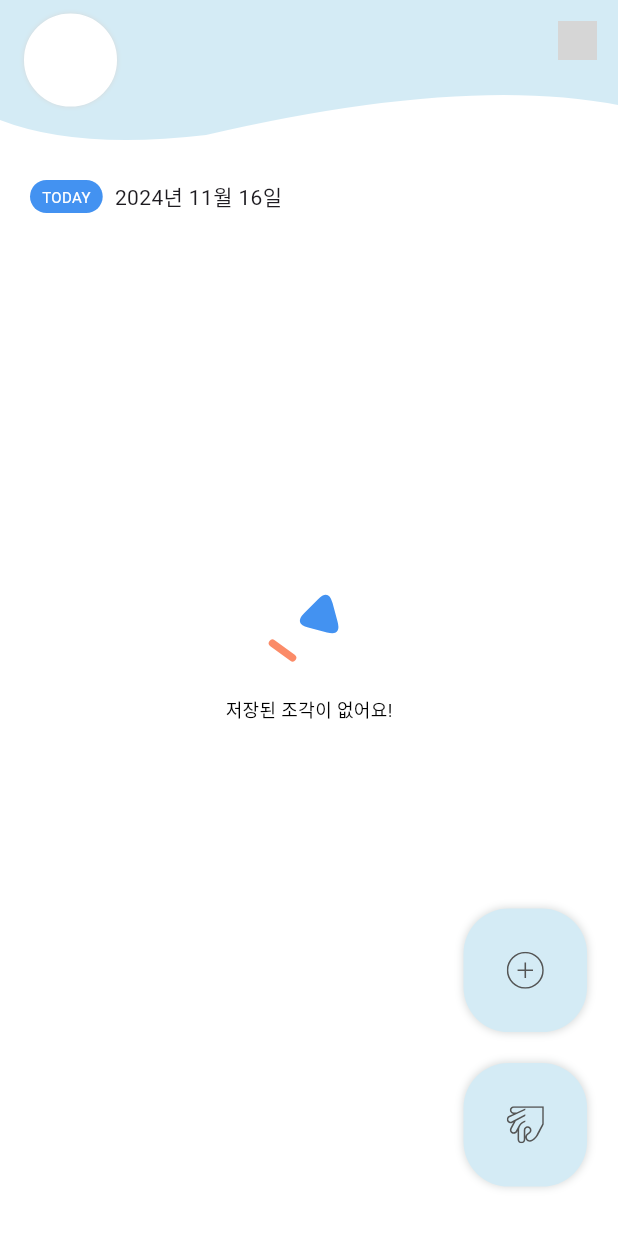
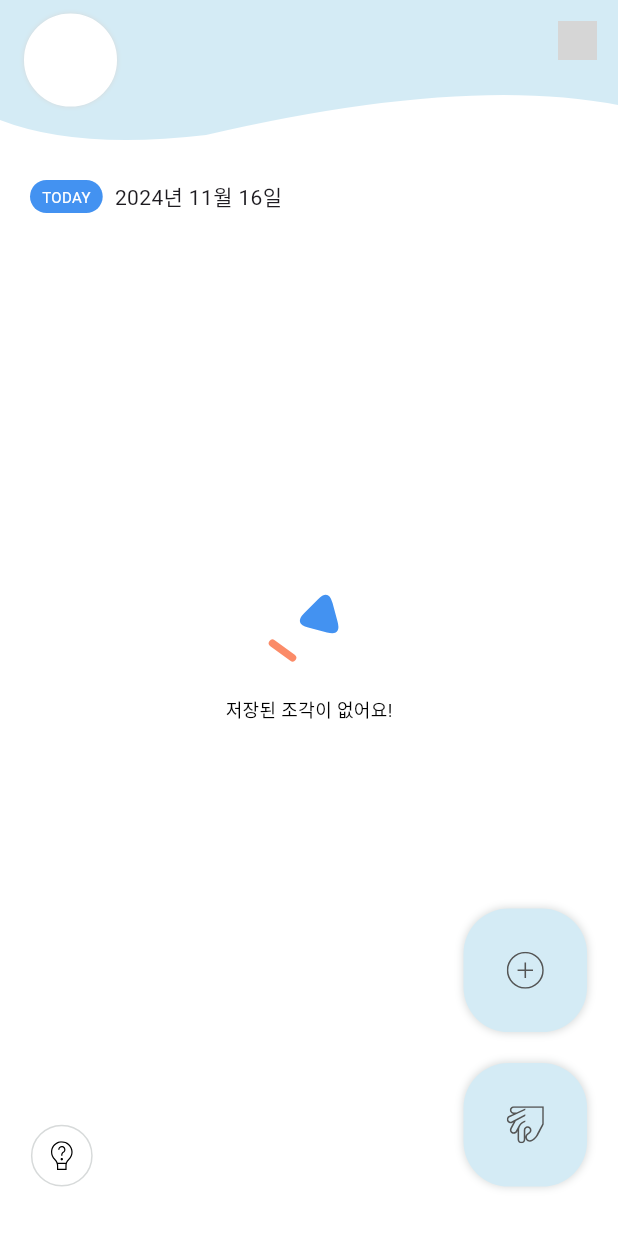
Before and after one commit to hnaa0/piece_of_happiness, a Flutter app: the HomeScreen screen opened by its route, on a phone screen of 412 x 824 dp. Run offline on Flutter 3.47's test engine with Material 3 defaults, Android fonts, the phone set to English and light mode, and no system bars; our stand-ins replace cloud_firestore, firebase_auth, firebase_core, firebase_storage, flutter_riverpod, flutter_svg and 5 more; missing offline and left inert: tutorial_coach_mark; accounts and stored records are empty; Roboto replaces fonts that are missing (SsurroundAir); grey boxes are pictures that could not be loaded.

Commit message:
✨ feat: Implement tutorial feature in Home screen

```diff
--- a/lib/features/home/views/home_screen.dart
+++ b/lib/features/home/views/home_screen.dart
@@ -11,8 +11,10 @@ import 'package:piece_of_happiness/features/home/views/widgets/loading_move.dart
 import 'package:piece_of_happiness/features/home/views/widgets/piece_dialog.dart';
 import 'package:piece_of_happiness/features/home/views/widgets/piece_empty.dart';
 import 'package:piece_of_happiness/features/home/views/widgets/piece_not_empty.dart';
+import 'package:piece_of_happiness/features/home/views/widgets/tutorial_targets.dart';
 import 'package:piece_of_happiness/features/home/views/widgets/wavy_app_bar.dart';
 import 'package:piece_of_happiness/features/settings/view_models/theme_config_view_model.dart';
+import 'package:tutorial_coach_mark/tutorial_coach_mark.dart';
 
 class HomeScreen extends ConsumerStatefulWidget {
   static const routeUrl = "/home";
@@ -25,6 +27,13 @@ class HomeScreen extends ConsumerStatefulWidget {
 }
 
 class _HomeScreenState extends ConsumerState<HomeScreen> {
+  final GlobalKey _profileKey = GlobalKey();
+  final GlobalKey _settingsKey = GlobalKey();
+  final GlobalKey _pieceKey = GlobalKey();
+  final GlobalKey _addKey = GlobalKey();
+  final GlobalKey _pickKey = GlobalKey();
+  final GlobalKey _lightbulbKey = GlobalKey();
+
   void _onAddTap(bool isDark) {
     showModalBottomSheet(
       isScrollControlled: true,
@@ -94,6 +103,28 @@ class _HomeScreenState extends ConsumerState<HomeScreen> {
     );
   }
 
+  TutorialCoachMark _onLightbulbTap(bool isDark) {
+    return TutorialCoachMark(
+      colorShadow: isDark
+          ? const Color(
+              ThemeColors.black,
+            )
+          : const Color(
+              ThemeColors.grey_900,
+            ),
+      opacityShadow: isDark ? 0.6 : 0.8,
+      targets: tutorialTargets(
+        context: context,
+        profileKey: _profileKey,
+        settingsKey: _settingsKey,
+        pieceKey: _pieceKey,
+        addKey: _addKey,
+        pickKey: _pickKey,
+        lightbulbKey: _lightbulbKey,
+      ),
+    )..show(context: context);
+  }
+
   @override
   Widget build(BuildContext context) {
     final isDark = ref.watch(themeConfigProvider).darkMode;
@@ -103,7 +134,10 @@ class _HomeScreenState extends ConsumerState<HomeScreen> {
       backgroundColor: Color(
         isDark ? ThemeColors.grey_900 : ThemeColors.white,
       ),
-      appBar: const WavyAppBar(),
+      appBar: WavyAppBar(
+        profileKey: _profileKey,
+        settingsKey: _settingsKey,
+      ),
       body: Stack(
         children: [
           Positioned.fill(
@@ -117,8 +151,9 @@ class _HomeScreenState extends ConsumerState<HomeScreen> {
                   final dataLength = data.length;
 
                   return data.isEmpty
-                      ? const PieceEmpty()
-                      : PieceNotEmpty(dataLength: dataLength);
+                      ? PieceEmpty(pieceKey: _pieceKey)
+                      : PieceNotEmpty(
+                          dataLength: dataLength, pieceKey: _pieceKey);
                 },
                 error: (error, stackTrace) {
                   return Column(
@@ -152,17 +187,13 @@ class _HomeScreenState extends ConsumerState<HomeScreen> {
                 ),
               ),
           Positioned(
-            bottom: 0,
-            right: 0,
-            child: Padding(
-              padding: EdgeInsets.only(
             right: size.width * 0.05,
             bottom: size.width * 0.08,
-              ),
             child: Column(
               crossAxisAlignment: CrossAxisAlignment.end,
               children: [
                 GestureDetector(
+                  key: _addKey,
                   behavior: HitTestBehavior.translucent,
                   onTap: () => _onAddTap(isDark),
                   child: HomeButton(
@@ -183,6 +214,7 @@ class _HomeScreenState extends ConsumerState<HomeScreen> {
                 ),
                 Gap(size.width * 0.05),
                 GestureDetector(
+                  key: _pickKey,
                   behavior: HitTestBehavior.translucent,
                   onTap: _onPickTap,
                   child: HomeButton(
@@ -204,6 +236,50 @@ class _HomeScreenState extends ConsumerState<HomeScreen> {
               ],
             ),
           ),
+          Positioned(
+            left: size.width * 0.05,
+            bottom: size.width * 0.08,
+            child: GestureDetector(
+              key: _lightbulbKey,
+              onTap: () => _onLightbulbTap(isDark),
+              child: Container(
+                padding: const EdgeInsets.all(10),
+                width: size.width * 0.1,
+                height: size.width * 0.1,
+                decoration: BoxDecoration(
+                  color: isDark
+                      ? const Color(
+                          ThemeColors.grey_900,
+                        )
+                      : const Color(
+                          ThemeColors.white,
+                        ),
+                  shape: BoxShape.circle,
+                  border: Border.all(
+                    color: isDark
+                        ? const Color(
+                            ThemeColors.lightBlue,
+                          )
+                        : const Color(
+                            ThemeColors.grey_300,
+                          ),
+                  ),
+                ),
+                child: SvgPicture.asset(
+                  "assets/icons/lightbulb-question.svg",
+                  colorFilter: ColorFilter.mode(
+                    isDark
+                        ? const Color(
+                            ThemeColors.lightBlue,
+                          )
+                        : const Color(
+                            ThemeColors.black,
+                          ),
+                    BlendMode.srcIn,
+                  ),
+                ),
+              ),
+            ),
           ),
         ],
       ),
--- a/lib/features/home/views/widgets/piece_empty.dart
+++ b/lib/features/home/views/widgets/piece_empty.dart
@@ -9,7 +9,12 @@ import 'package:piece_of_happiness/constants/colors.dart';
 import 'package:piece_of_happiness/features/settings/view_models/theme_config_view_model.dart';
 
 class PieceEmpty extends ConsumerWidget {
-  const PieceEmpty({super.key});
+  const PieceEmpty({
+    super.key,
+    required this.pieceKey,
+  });
+
+  final GlobalKey pieceKey;
 
   @override
   Widget build(BuildContext context, WidgetRef ref) {
@@ -63,6 +68,7 @@ class PieceEmpty extends ConsumerWidget {
                   mainAxisAlignment: MainAxisAlignment.center,
                   children: [
                     Stack(
+                      key: pieceKey,
                       children: [
                         SizedBox(
                           width: MediaQuery.of(context).size.width * 0.15,
--- a/lib/features/home/views/widgets/piece_not_empty.dart
+++ b/lib/features/home/views/widgets/piece_not_empty.dart
@@ -12,9 +12,11 @@ class PieceNotEmpty extends ConsumerStatefulWidget {
   const PieceNotEmpty({
     super.key,
     required this.dataLength,
+    required this.pieceKey,
   });
 
   final int dataLength;
+  final GlobalKey pieceKey;
 
   @override
   ConsumerState<PieceNotEmpty> createState() => _PieceNotEmptyState();
@@ -99,6 +101,7 @@ class _PieceNotEmptyState extends ConsumerState<PieceNotEmpty>
             child: Align(
               alignment: Alignment.center,
               child: Stack(
+                key: widget.pieceKey,
                 children: [
                   SizedBox(
                     width: MediaQuery.of(context).size.width * 0.5,
--- a/lib/features/home/views/widgets/wavy_app_bar.dart
+++ b/lib/features/home/views/widgets/wavy_app_bar.dart
@@ -8,7 +8,14 @@ import 'package:piece_of_happiness/features/settings/views/settings_screen.dart'
 import 'package:piece_of_happiness/features/user/view_models/user_view_model.dart';
 
 class WavyAppBar extends ConsumerWidget implements PreferredSizeWidget {
-  const WavyAppBar({super.key});
+  const WavyAppBar({
+    super.key,
+    required this.profileKey,
+    required this.settingsKey,
+  });
+
+  final GlobalKey profileKey;
+  final GlobalKey settingsKey;
 
   @override
   Widget build(BuildContext context, WidgetRef ref) {
@@ -23,6 +30,8 @@ class WavyAppBar extends ConsumerWidget implements PreferredSizeWidget {
         child: AppBar(
           toolbarHeight: 80,
           title: Row(
+            mainAxisSize: MainAxisSize.min,
+            key: profileKey,
             children: [
               GestureDetector(
                 onTap: () {
@@ -104,6 +113,7 @@ class WavyAppBar extends ConsumerWidget implements PreferredSizeWidget {
                 height: 80,
                 alignment: Alignment.topCenter,
                 child: SvgPicture.asset(
+                  key: settingsKey,
                   "assets/icons/admin-alt.svg",
                   width: 26,
                   height: 26,
--- a/pubspec.yaml
+++ b/pubspec.yaml
@@ -61,6 +61,8 @@ dependencies:
 
   permission_handler: ^11.3.1
 
+  tutorial_coach_mark: ^1.2.12
+
 dev_dependencies:
   flutter_test:
     sdk: flutter
```
Also changed, not shown: lib/features/home/views/widgets/tutorial_targets.dart (added, +224 -0 lines), assets/icons/lightbulb-question.svg (added), pubspec.lock. Lines whose indentation alone changed are shown as unchanged.
